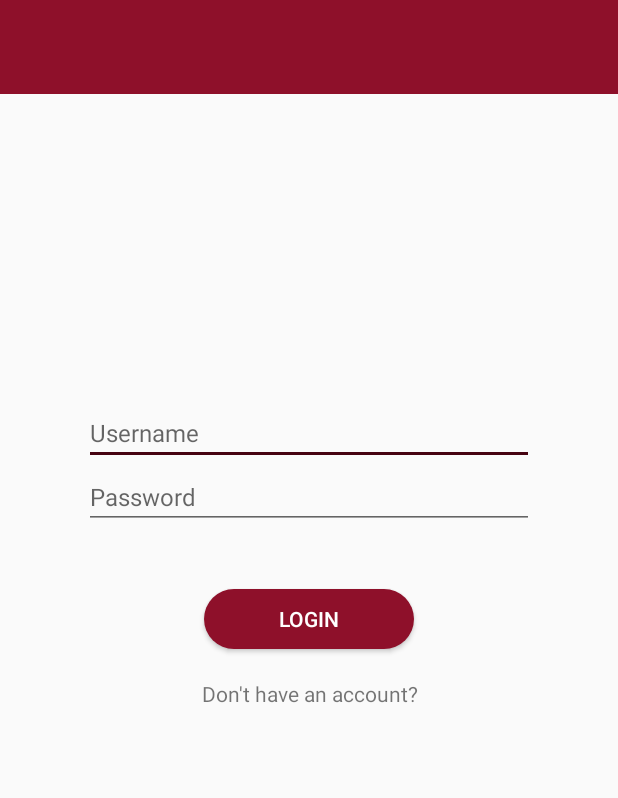
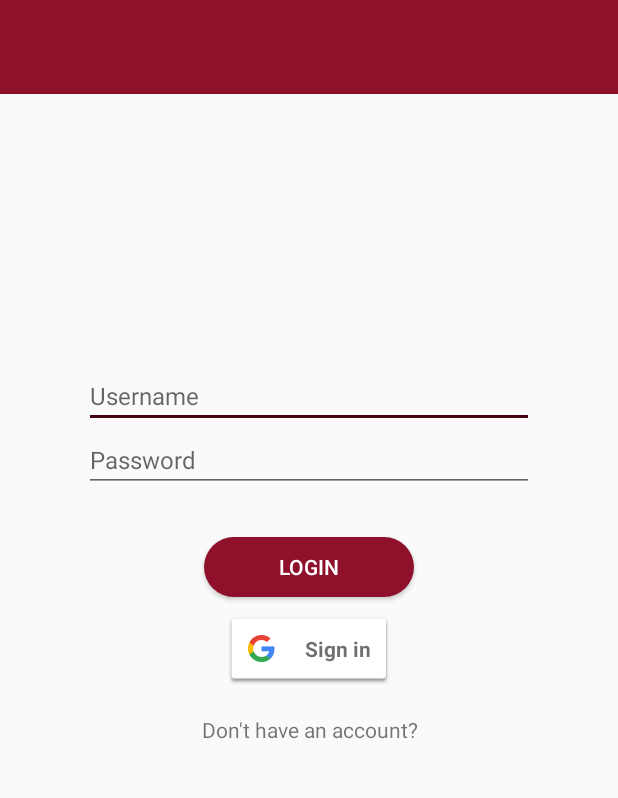
Before and after one commit to kimnovak/finder, an Android app: the screen it shows after launch (LoginActivity), on a phone screen of 412 x 824 dp, the part 221-1019 px from its top. Run offline under Robolectric (Android 15) with nearby library versions, the phone set to English and light mode, and no system bars.

Commit message:
Implemented firebase auth with google account, #15

```diff
--- a/Finder/app/build.gradle
+++ b/Finder/app/build.gradle
@@ -32,6 +32,8 @@ dependencies {
     implementation 'com.google.android.gms:play-services:11.4.0'
     //firebase
     implementation 'com.google.firebase:firebase-core:11.4.0'
+    implementation 'com.google.firebase:firebase-auth:11.4.0'
+    implementation 'com.google.android.gms:play-services-auth:11.4.0'
 }
 
 apply plugin: 'com.google.gms.google-services'
--- a/Finder/app/src/main/java/ftn/tim2/finder/activities/LoginActivity.java
+++ b/Finder/app/src/main/java/ftn/tim2/finder/activities/LoginActivity.java
@@ -2,19 +2,57 @@ package ftn.tim2.finder.activities;
 
 import android.content.Intent;
 import android.os.Bundle;
+import android.support.annotation.NonNull;
 import android.support.annotation.Nullable;
 import android.support.v7.app.AppCompatActivity;
+import android.util.Log;
 import android.view.View;
+
+import com.google.android.gms.auth.api.Auth;
+import com.google.android.gms.auth.api.signin.GoogleSignInAccount;
+import com.google.android.gms.auth.api.signin.GoogleSignInOptions;
+import com.google.android.gms.auth.api.signin.GoogleSignInResult;
+import com.google.android.gms.common.ConnectionResult;
+import com.google.android.gms.common.SignInButton;
+import com.google.android.gms.common.api.ApiException;
+import com.google.android.gms.common.api.GoogleApiClient;
+import com.google.android.gms.common.api.ResultCallback;
+import com.google.android.gms.common.api.Status;
+import com.google.android.gms.tasks.Task;
 
 import ftn.tim2.finder.MainActivity;
 import ftn.tim2.finder.R;
 
-public class LoginActivity extends AppCompatActivity {
+public class LoginActivity extends AppCompatActivity implements GoogleApiClient.OnConnectionFailedListener {
+
+    SignInButton signInButton;
+    GoogleApiClient mGoogleSignInClient;
+    private static final int RC_SIGN_IN = 9001;
+    private static final String TAG = "LoginActivity";
 
     @Override
     protected void onCreate(@Nullable Bundle savedInstanceState) {
         super.onCreate(savedInstanceState);
         setContentView(R.layout.activity_login);
+
+        // Configure Google Sign In
+        GoogleSignInOptions gso = new GoogleSignInOptions.Builder(GoogleSignInOptions.DEFAULT_SIGN_IN)
+                //.requestIdToken(getString(R.string.default_web_client_id))
+                .requestEmail()
+                .build();
+
+        mGoogleSignInClient = new GoogleApiClient.Builder(this)
+                .enableAutoManage(this, this)
+                .addApi(Auth.GOOGLE_SIGN_IN_API, gso)
+                .build();
+
+        signInButton = findViewById(R.id.googleSignIn);
+        signInButton.setOnClickListener(new View.OnClickListener() {
+            @Override
+            public void onClick(View v) {
+                googleSignIn();
+            }
+        });
     }
 
     public void login(View v) {
@@ -22,8 +60,51 @@ public class LoginActivity extends AppCompatActivity {
         startActivity(intent);
     }
 
+    public void googleSignIn() {
+        Intent signInIntent = Auth.GoogleSignInApi.getSignInIntent(mGoogleSignInClient);
+        startActivityForResult(signInIntent, RC_SIGN_IN);
+    }
+
+    @Override
+    public void onActivityResult(int requestCode, int resultCode, Intent data) {
+        super.onActivityResult(requestCode, resultCode, data);
+
+        // Result returned from launching the Intent from GoogleSignInApi.getSignInIntent(...);
+        if (requestCode == RC_SIGN_IN) {
+            GoogleSignInResult result = Auth.GoogleSignInApi.getSignInResultFromIntent(data);
+            handleSignInResult(result);
+        }
+    }
+
+    private void handleSignInResult(GoogleSignInResult result) {
+        if(result.isSuccess()){
+            GoogleSignInAccount account = result.getSignInAccount();
+            Log.d(TAG, "Handle Sign in result:" + result.isSuccess());
+            Log.d(TAG, "Account:" + account.getDisplayName());
+            Intent intent = new Intent(this, MainActivity.class);
+            startActivity(intent);
+        }
+        else{
+            Log.d(TAG, "FAILED");
+        }
+    }
+
+    private void signOut(){
+        Auth.GoogleSignInApi.signOut(mGoogleSignInClient).setResultCallback(new ResultCallback<Status>() {
+            @Override
+            public void onResult(@NonNull Status status) {
+                Log.d(TAG, "SIGNED OUT");
+            }
+        });
+    }
+
     public void goToRegistration(View v) {
         Intent intent = new Intent(this, RegistrationActivity.class);
         startActivity(intent);
     }
+
+    @Override
+    public void onConnectionFailed(@NonNull ConnectionResult connectionResult) {
+        Log.d(TAG, "onConnectionFailed" + connectionResult);
+    }
 }
--- a/Finder/app/src/main/res/layout/activity_login.xml
+++ b/Finder/app/src/main/res/layout/activity_login.xml
@@ -50,13 +50,19 @@
             android:textSize="16sp"
             android:inputType="textPassword"/>
         <Button
-            android:layout_marginTop="40dp"
+            android:layout_marginTop="30dp"
             android:layout_width="140dp"
             android:layout_height="40dp"
             android:background="@drawable/button_style_radius"
             android:text="Login"
             android:textColor="#fff"
             android:onClick="login"/>
+        <com.google.android.gms.common.SignInButton
+            android:id="@+id/googleSignIn"
+            android:layout_width="wrap_content"
+            android:layout_height="wrap_content"
+            android:layout_marginTop="10dp">
+        </com.google.android.gms.common.SignInButton>
         <TextView
             android:gravity="center"
             android:layout_marginTop="20dp"
```
